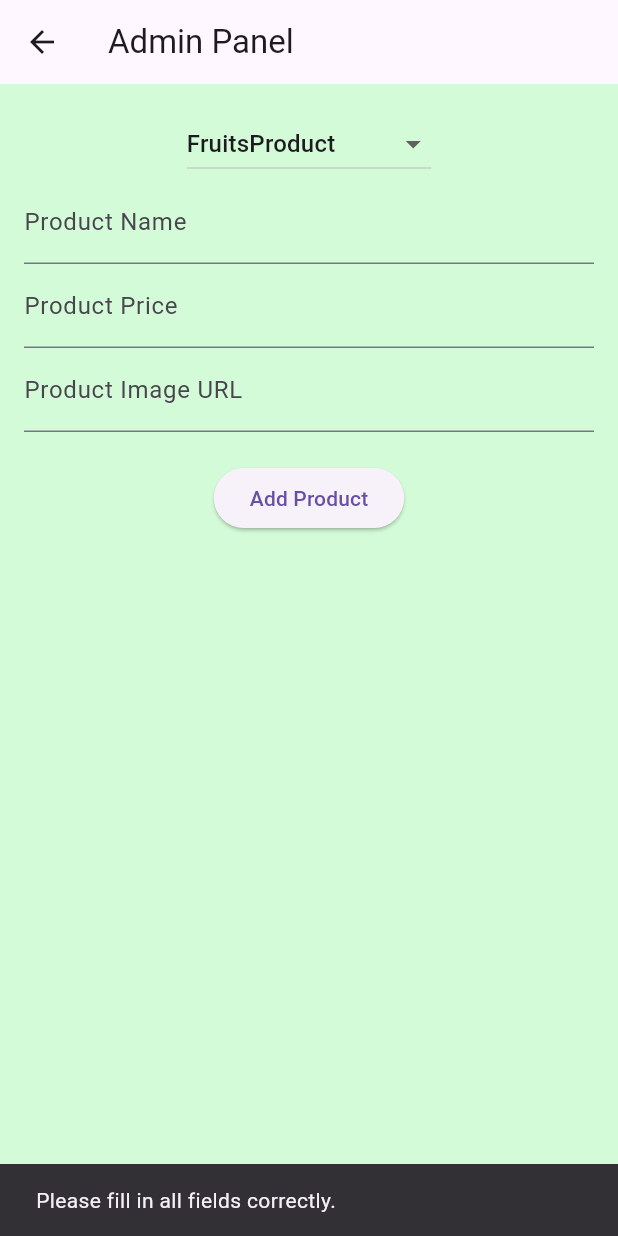
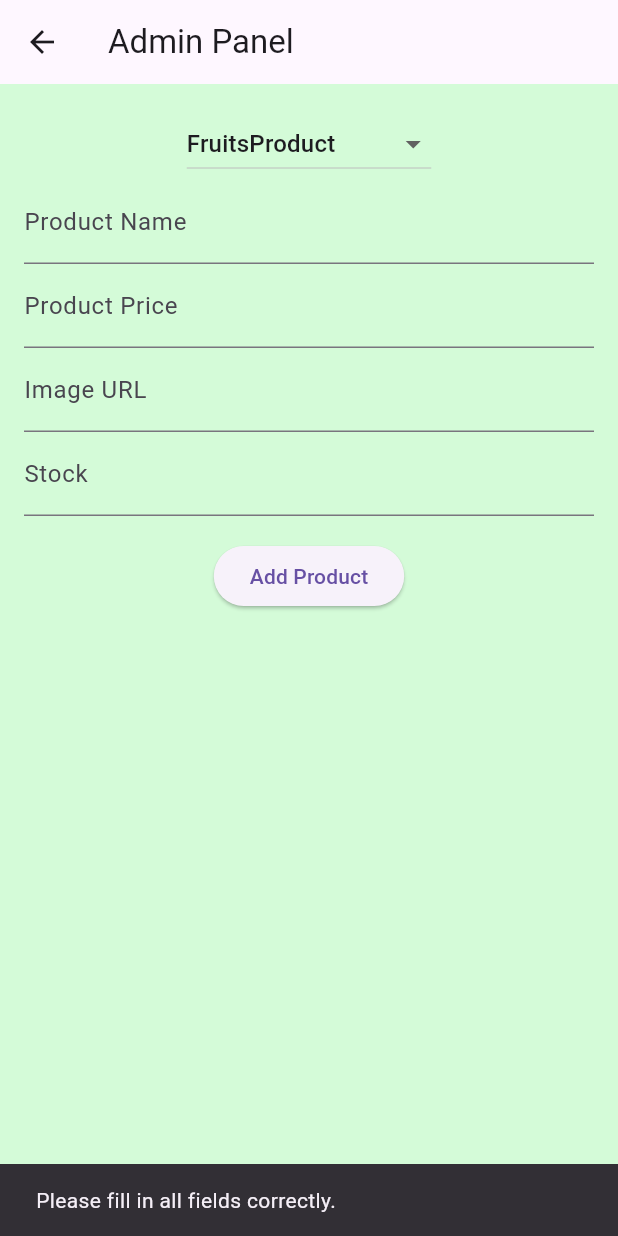
Before and after one commit to vaibhavnavghare4253/AgroMarket, a Flutter app: the AdminPanel screen opened directly, after a tap on "Add Product", on a phone screen of 412 x 824 dp. Run offline on Flutter 3.47's test engine with Material 3 defaults, Android fonts, the phone set to English and light mode, and no system bars; our stand-ins replace cloud_firestore, firebase_auth, firebase_core, fluttertoast, google_maps_flutter, location and 1 more; missing offline and left inert: pay; accounts and stored records are empty.

Commit message:
project version 1.1 deply

```diff
--- a/lib/Admin/Admin_home.dart
+++ b/lib/Admin/Admin_home.dart
@@ -1,7 +1,6 @@
 import 'package:cloud_firestore/cloud_firestore.dart';
 import 'package:flutter/material.dart';
-import '../screens/home_screen/drawer_side.dart';
- // Import the drawer widget
+import '../screens/home_screen/drawer_side.dart'; // Import the drawer widget
 
 class AdminPanel extends StatefulWidget {
   @override
@@ -12,6 +11,7 @@ class _AdminPanelState extends State<AdminPanel> {
   final TextEditingController _nameController = TextEditingController();
   final TextEditingController _priceController = TextEditingController();
   final TextEditingController _imageUrlController = TextEditingController();
+  final TextEditingController _stockController = TextEditingController(); // New
 
   final FirebaseFirestore _firestore = FirebaseFirestore.instance;
 
@@ -27,29 +27,38 @@ class _AdminPanelState extends State<AdminPanel> {
     String name = _nameController.text.trim();
     double? price = double.tryParse(_priceController.text.trim());
     String imageUrl = _imageUrlController.text.trim();
+    int? stock = int.tryParse(_stockController.text.trim()); // New
 
-    if (name.isNotEmpty && price != null && imageUrl.isNotEmpty) {
+    if (name.isNotEmpty && price != null && imageUrl.isNotEmpty && stock != null) {
       _firestore.collection(_selectedCollection).add({
         'productName': name,
         'productPrice': price,
         'productImage': imageUrl,
+        'stock': stock, // New field
       }).then((documentReference) {
-        _firestore.collection(_selectedCollection).doc(documentReference.id).update({
+        _firestore
+            .collection(_selectedCollection)
+            .doc(documentReference.id)
+            .update({
           'productId': documentReference.id,
         });
 
         _nameController.clear();
         _priceController.clear();
         _imageUrlController.clear();
+        _stockController.clear(); // Clear new field
         ScaffoldMessenger.of(context).showSnackBar(
-            SnackBar(content: Text('Product added successfully!')));
+          SnackBar(content: Text('Product added successfully!')),
+        );
       }).catchError((error) {
         ScaffoldMessenger.of(context).showSnackBar(
-            SnackBar(content: Text('Error adding product: $error')));
+          SnackBar(content: Text('Error adding product: $error')),
+        );
       });
     } else {
       ScaffoldMessenger.of(context).showSnackBar(
-          SnackBar(content: Text('Please fill in all fields correctly.')));
+        SnackBar(content: Text('Please fill in all fields correctly.')),
+      );
     }
   }
 
@@ -59,25 +68,23 @@ class _AdminPanelState extends State<AdminPanel> {
       appBar: AppBar(
         title: Text('Admin Panel'),
       ),
-      // drawer: DrawerSide(), // Add the drawer here
+      // drawer: DrawerSide(), // Add the drawer here if needed
       body: Padding(
         padding: const EdgeInsets.all(16.0),
         child: Column(
           children: [
             DropdownButton<String>(
               value: _selectedCollection,
-              items: _collections.map((String collection) {
+              items: _collections.map((String value) {
                 return DropdownMenuItem<String>(
-                  value: collection,
-                  child: Text(collection),
+                  value: value,
+                  child: Text(value),
                 );
               }).toList(),
               onChanged: (String? newValue) {
-                if (newValue != null) {
-                  setState(() {
-                    _selectedCollection = newValue;
-                  });
-                }
+                setState(() {
+                  _selectedCollection = newValue!;
+                });
               },
             ),
             TextField(
@@ -86,14 +93,19 @@ class _AdminPanelState extends State<AdminPanel> {
             ),
             TextField(
               controller: _priceController,
+              decoration: InputDecoration(labelText: 'Product Price'),
               keyboardType: TextInputType.number,
-              decoration: InputDecoration(labelText: 'Product Price'),
             ),
             TextField(
               controller: _imageUrlController,
-              decoration: InputDecoration(labelText: 'Product Image URL'),
+              decoration: InputDecoration(labelText: 'Image URL'),
             ),
-            SizedBox(height: 20),
+            TextField(
+              controller: _stockController,
+              decoration: InputDecoration(labelText: 'Stock'), // New field
+              keyboardType: TextInputType.number,
+            ),
+            SizedBox(height: 16),
             ElevatedButton(
               onPressed: _addProduct,
               child: Text('Add Product'),
@@ -104,3 +116,113 @@ class _AdminPanelState extends State<AdminPanel> {
     );
   }
 }
+
+
+
+
+// import 'package:cloud_firestore/cloud_firestore.dart';
+// import 'package:flutter/material.dart';
+// import '../screens/home_screen/drawer_side.dart';
+//  // Import the drawer widget
+//
+// class AdminPanel extends StatefulWidget {
+//   @override
+//   _AdminPanelState createState() => _AdminPanelState();
+// }
+//
+// class _AdminPanelState extends State<AdminPanel> {
+//   final TextEditingController _nameController = TextEditingController();
+//   final TextEditingController _priceController = TextEditingController();
+//   final TextEditingController _imageUrlController = TextEditingController();
+//
+//   final FirebaseFirestore _firestore = FirebaseFirestore.instance;
+//
+//   final List<String> _collections = [
+//     'FruitsProduct',
+//     'GrainsProduct',
+//     'VegetablesProduct'
+//   ];
+//
+//   String _selectedCollection = 'FruitsProduct';
+//
+//   void _addProduct() {
+//     String name = _nameController.text.trim();
+//     double? price = double.tryParse(_priceController.text.trim());
+//     String imageUrl = _imageUrlController.text.trim();
+//
+//     if (name.isNotEmpty && price != null && imageUrl.isNotEmpty) {
+//       _firestore.collection(_selectedCollection).add({
+//         'productName': name,
+//         'productPrice': price,
+//         'productImage': imageUrl,
+//       }).then((documentReference) {
+//         _firestore.collection(_selectedCollection).doc(documentReference.id).update({
+//           'productId': documentReference.id,
+//         });
+//
+//         _nameController.clear();
+//         _priceController.clear();
+//         _imageUrlController.clear();
+//         ScaffoldMessenger.of(context).showSnackBar(
+//             SnackBar(content: Text('Product added successfully!')));
+//       }).catchError((error) {
+//         ScaffoldMessenger.of(context).showSnackBar(
+//             SnackBar(content: Text('Error adding product: $error')));
+//       });
+//     } else {
+//       ScaffoldMessenger.of(context).showSnackBar(
+//           SnackBar(content: Text('Please fill in all fields correctly.')));
+//     }
+//   }
+//
+//   @override
+//   Widget build(BuildContext context) {
+//     return Scaffold(
+//       appBar: AppBar(
+//         title: Text('Admin Panel'),
+//       ),
+//       // drawer: DrawerSide(), // Add the drawer here
+//       body: Padding(
+//         padding: const EdgeInsets.all(16.0),
+//         child: Column(
+//           children: [
+//             DropdownButton<String>(
+//               value: _selectedCollection,
+//               items: _collections.map((String collection) {
+//                 return DropdownMenuItem<String>(
+//                   value: collection,
+//                   child: Text(collection),
+//                 );
+//               }).toList(),
+//               onChanged: (String? newValue) {
+//                 if (newValue != null) {
+//                   setState(() {
+//                     _selectedCollection = newValue;
+//                   });
+//                 }
+//               },
+//             ),
+//             TextField(
+//               controller: _nameController,
+//               decoration: InputDecoration(labelText: 'Product Name'),
+//             ),
+//             TextField(
+//               controller: _priceController,
+//               keyboardType: TextInputType.number,
+//               decoration: InputDecoration(labelText: 'Product Price'),
+//             ),
+//             TextField(
+//               controller: _imageUrlController,
+//               decoration: InputDecoration(labelText: 'Product Image URL'),
+//             ),
+//             SizedBox(height: 20),
+//             ElevatedButton(
+//               onPressed: _addProduct,
+//               child: Text('Add Product'),
+//             ),
+//           ],
+//         ),
+//       ),
+//     );
+//   }
+// }
```
